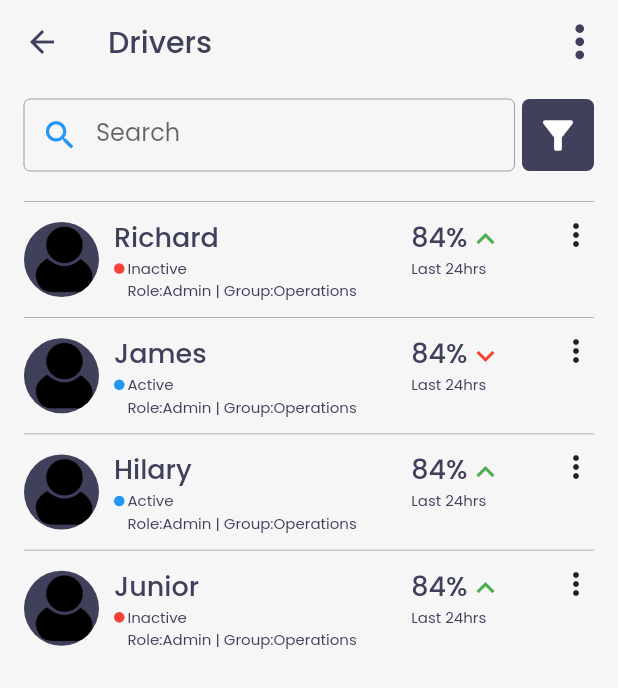
After one commit to Afoudo-Richard/svis-mobile, a Flutter app: the Users screen opened directly, after a tap on "Owner", on a phone screen of 412 x 824 dp. The commit adds this screen. Shown: the top 688 px of the screen. Run offline on Flutter 3.47's test engine with Material 2 defaults, Android fonts, the phone set to English and light mode, and no system bars; our stand-ins replace bloc, easy_localization, equatable, flutter_bloc, formz, hydrated_bloc and 2 more.

Commit message:
driver page UI implementation

```diff
--- /dev/null
+++ b/lib/commons/multi_select_item.dart
@@ -0,0 +1,114 @@
+import 'package:flutter/material.dart';
+
+class MultiSelectController {
+  List<int> selectedIndexes = [];
+  bool isSelecting = false;
+  bool disableEditingWhenNoneSelected = true;
+  int listLength = 0;
+
+  /// Sets the controller length
+  void set(int i) {
+    listLength = i;
+    isSelecting = false;
+    selectedIndexes.clear();
+  }
+
+  /// Returns true if the id is selected
+  bool isSelected(int i) {
+    return selectedIndexes.contains(i);
+  }
+
+  /// Toggle all select.
+  /// If there are some that not selected, it will select all.
+  /// If not, it will deselect all.
+  void toggleAll() {
+    if (selectedIndexes.length == listLength) {
+      deselectAll();
+    } else {
+      selectAll();
+    }
+  }
+
+  /// Select all
+  void selectAll() {
+    isSelecting = true;
+    selectedIndexes = List.generate(listLength, (index) {
+      return index;
+    });
+  }
+
+  /// Deselect all
+  void deselectAll() {
+    isSelecting = !disableEditingWhenNoneSelected;
+    selectedIndexes.clear();
+  }
+
+  /// Toggle at index
+  void toggle(int index) {
+    if (selectedIndexes.contains(index)) {
+      selectedIndexes.remove(index);
+    } else {
+      selectedIndexes.add(index);
+    }
+
+    if (selectedIndexes.isEmpty && disableEditingWhenNoneSelected) {
+      isSelecting = false;
+    } else {
+      isSelecting = true;
+    }
+  }
+
+  /// Select at index
+  void select(int index) {
+    if (!selectedIndexes.contains(index)) {
+      selectedIndexes.add(index);
+    }
+    isSelecting = true;
+  }
+
+  /// Deselect at index
+  void deselect(int index) {
+    if (selectedIndexes.contains(index)) {
+      selectedIndexes.remove(index);
+    }
+
+    if (selectedIndexes.isEmpty && disableEditingWhenNoneSelected) {
+      isSelecting = false;
+    } else {
+      isSelecting = true;
+    }
+  }
+}
+
+class MultiSelectItem extends StatefulWidget {
+  final Widget child;
+  final bool isSelecting;
+  final VoidCallback onSelected;
+
+  const MultiSelectItem({
+    Key? key,
+    required this.child,
+    required this.isSelecting,
+    required this.onSelected,
+  }) : super(key: key);
+
+  @override
+  _MultiSelectItemState createState() => new _MultiSelectItemState();
+}
+
+class _MultiSelectItemState extends State<MultiSelectItem> {
+  @override
+  Widget build(BuildContext context) {
+    return new GestureDetector(
+      onLongPress: () {
+        widget.onSelected();
+      },
+      onTap: () {
+        if (widget.isSelecting) {
+          widget.onSelected();
+        }
+      },
+      child: widget.child,
+    );
+  }
+}
--- /dev/null
+++ b/lib/drivers/drivers_data.dart
@@ -0,0 +1,24 @@
+import 'package:app/drivers/models/driver_model.dart';
+
+List<Driver> drivers = [
+  Driver(
+    name: "Richard",
+    isActive: false,
+    hasIncreased : true,
+  ),
+  Driver(
+    name: "James",
+    isActive: true,
+    hasIncreased: false
+  ),
+  Driver(
+    name: "Hilary",
+    isActive: true,
+    hasIncreased: true
+  ),
+    Driver(
+    name: "Junior",
+    isActive: false,
+    hasIncreased: true
+  ),
+];
--- /dev/null
+++ b/lib/drivers/models/driver_model.dart
@@ -0,0 +1,7 @@
+class Driver {
+  String name;
+  bool isActive;
+  bool hasIncreased;
+
+  Driver({required this.name, required this.isActive, required this.hasIncreased});
+}
--- /dev/null
+++ b/lib/drivers/view/drivers_page.dart
@@ -0,0 +1,324 @@
+import 'package:app/commons/colors.dart';
+import 'package:app/drivers/models/driver_model.dart';
+import 'package:flutter/material.dart';
+import 'package:app/drivers/drivers_data.dart';
+import 'package:app/commons/multi_select_item.dart';
+
+class Drivers extends StatefulWidget {
+  const Drivers({Key? key}) : super(key: key);
+
+  @override
+  _DriversState createState() => _DriversState();
+}
+
+class _DriversState extends State<Drivers> {
+  MultiSelectController controller = new MultiSelectController();
+
+  @override
+  void initState() {
+    super.initState();
+
+    controller.disableEditingWhenNoneSelected = true;
+    controller.set(drivers.length);
+  }
+
+  @override
+  Widget build(BuildContext context) {
+    return Scaffold(
+      appBar: AppBar(
+        title: Text("Drivers"),
+        actions: [
+          if (controller.isSelecting) ...[
+            IconButton(
+              icon: Icon(Icons.delete),
+              onPressed: () {
+                var list = controller.selectedIndexes;
+                list.sort((b, a) => a.compareTo(
+                    b)); //reoder from biggest number, so it wont error
+                list.forEach((element) {
+                  drivers.removeAt(element);
+                });
+
+                setState(() {
+                  controller.set(drivers.length);
+                });
+              },
+            ),
+            IconButton(
+              icon: Icon(Icons.event_note),
+              onPressed: () {},
+            ),
+          ] else
+            ...[],
+          PopupMenuButton(
+            iconSize: 35.0,
+            itemBuilder: (context) => [
+              PopupMenuItem(
+                child: Text('Add driver'),
+                value: 1,
+              ),
+              PopupMenuItem(
+                child: Text('Archived'),
+                value: 1,
+              ),
+              PopupMenuItem(
+                child: Text('Assign'),
+                value: 1,
+              ),
+              PopupMenuItem(
+                child: Text('Select'),
+                value: 1,
+              ),
+              PopupMenuItem(
+                child: Text('Delete'),
+                value: 1,
+              ),
+            ],
+          )
+        ],
+      ),
+      body: ListView.builder(
+        itemCount: drivers.length,
+        padding: const EdgeInsets.symmetric(horizontal: 16),
+        itemBuilder: (context, index) {
+          if (index == 0) {
+            return Column(
+              children: [
+                SizedBox(
+                  height: 10.0,
+                ),
+                Row(
+                  children: [
+                    Expanded(
+                      child: TextField(
+                        onChanged: (data) => {},
+                        decoration: InputDecoration(
+                          fillColor: Colors.white,
+                          prefixIcon: Icon(
+                            Icons.search,
+                            color: Colors.blue,
+                            size: 25.0,
+                          ),
+                          labelText: "Search",
+                          enabledBorder: OutlineInputBorder(
+                              borderSide:
+                                  BorderSide(color: Colors.grey, width: 0.0)),
+                        ),
+                      ),
+                    ),
+                    SizedBox(width: 5.0),
+                    Container(
+                      child: IconButton(
+                        onPressed: () => {},
+                        icon: Icon(Icons.filter_alt),
+                        color: Colors.white,
+                        iconSize: 30.0,
+                      ),
+                      decoration: BoxDecoration(
+                        color: kAppPrimaryColor,
+                        borderRadius: BorderRadius.all(
+                          Radius.circular(5.0),
+                        ),
+                      ),
+                    )
+                  ],
+                ),
+                SizedBox(
+                  height: 20.0,
+                ),
+                DriverItem(
+                  isSelecting: controller.isSelecting,
+                  driver: drivers[index],
+                  onSelected: () {
+                    setState(() {
+                      controller.toggle(index);
+                    });
+                  },
+                  isSelected: controller.isSelected(index),
+                )
+              ],
+            );
+          } else {
+            return InkWell(
+              child: DriverItem(
+                isSelecting: controller.isSelecting,
+                driver: drivers[index],
+                onSelected: () {
+                  setState(() {
+                    controller.toggle(index);
+                  });
+                },
+                isSelected: controller.isSelected(index),
+              ),
+            );
+          }
+        },
+      ),
+    );
+  }
+}
+
+class DriverItem extends StatefulWidget {
+  const DriverItem(
+      {Key? key,
+      required this.driver,
+      required this.isSelecting,
+      required this.isSelected,
+      required this.onSelected})
+      : super(key: key);
+
+  final Driver driver;
+  final bool isSelecting;
+  final VoidCallback onSelected;
+  final bool isSelected;
+
+  @override
+  _DriverItemState createState() => _DriverItemState();
+}
+
+class _DriverItemState extends State<DriverItem> {
+  bool isSelected = false;
+  @override
+  Widget build(BuildContext context) {
+    return InkWell(
+      child: MultiSelectItem(
+        isSelecting: widget.isSelecting,
+        onSelected: widget.onSelected,
+        child: Container(
+          padding: EdgeInsets.symmetric(vertical: 10.0),
+          decoration: BoxDecoration(
+            border: Border(
+              top: BorderSide(width: 0.5, color: Colors.grey),
+            ),
+          ),
+          child: Row(
+            mainAxisAlignment: MainAxisAlignment.spaceBetween,
+            crossAxisAlignment: CrossAxisAlignment.start,
+            children: [
+              Row(
+                children: [
+                  Stack(
+                    children: [
+                      CircleAvatar(
+                        backgroundImage: AssetImage("assets/images/user.png"),
+                        backgroundColor: kAppPrimaryColor,
+                        radius: 25.0,
+                      ),
+                      widget.isSelected
+                          ? CircleAvatar(
+                              backgroundColor:
+                                  kAppPrimaryColor.withOpacity(0.5),
+                              radius: 25.0,
+                              child: Icon(Icons.check_sharp),
+                            )
+                          : Container(),
+                    ],
+                  ),
+                  SizedBox(
+                    width: 10.0,
+                  ),
+                  Column(
+                    crossAxisAlignment: CrossAxisAlignment.start,
+                    children: [
+                      Text(
+                        widget.driver.name,
+                        style: TextStyle(
+                          fontWeight: FontWeight.w500,
+                          fontSize: 18,
+                        ),
+                      ),
+                      Row(
+                        crossAxisAlignment: CrossAxisAlignment.start,
+                        children: [
+                          Container(
+                            margin: EdgeInsets.only(top: 4.0, right: 2.0),
+                            height: 7.0,
+                            width: 7.0,
+                            decoration: BoxDecoration(
+                              shape: BoxShape.circle,
+                              color: widget.driver.isActive
+                                  ? Colors.blue
+                                  : Colors.red,
+                            ),
+                          ),
+                          Column(
+                            crossAxisAlignment: CrossAxisAlignment.start,
+                            mainAxisAlignment: MainAxisAlignment.start,
+                            children: [
+                              Text(
+                                widget.driver.isActive ? "Active" : "Inactive",
+                                style: TextStyle(
+                                  fontSize: 10,
+                                ),
+                              ),
+                              Text(
+                                "Role:Admin | Group:Operations",
+                                style: TextStyle(
+                                  fontSize: 10,
+                                ),
+                              ),
+                            ],
+                          ),
+                        ],
+                      ),
+                    ],
+                  ),
+                ],
+              ),
+              Column(crossAxisAlignment: CrossAxisAlignment.start, children: [
+                Row(
+                  crossAxisAlignment: CrossAxisAlignment.end,
+                  children: [
+                    Text(
+                      "84%",
+                      style: TextStyle(
+                        fontWeight: FontWeight.w500,
+                        fontSize: 18,
+                      ),
+                    ),
+                    Icon(
+                      widget.driver.hasIncreased
+                          ? Icons.expand_less
+                          : Icons.expand_more,
+                      color: widget.driver.hasIncreased
+                          ? Colors.green
+                          : Colors.red,
+                    ),
+                  ],
+                ),
+                Text(
+                  "Last 24hrs",
+                  style: TextStyle(
+                    fontSize: 10,
+                  ),
+                ),
+              ]),
+              PopupMenuButton(
+                padding: EdgeInsets.all(0.0),
+                child: Icon(Icons.more_vert),
+                itemBuilder: (context) => [
+                  PopupMenuItem(
+                    child: Text('View'),
+                    value: 1,
+                  ),
+                  PopupMenuItem(
+                    child: Text('Assign'),
+                    value: 1,
+                  ),
+                  PopupMenuItem(
+                    child: Text('Archive'),
+                    value: 1,
+                  ),
+                  PopupMenuItem(
+                    child: Text('Delete'),
+                    value: 1,
+                  ),
+                ],
+              ),
+            ],
+          ),
+        ),
+      ),
+    );
+  }
+}
--- a/lib/home/view/app_drawer.dart
+++ b/lib/home/view/app_drawer.dart
@@ -111,11 +111,12 @@ class AppDrawer extends StatelessWidget {
                       title: Text(
                         'users',
                       ).tr(),
-                      onTap: () => {
+                      onTap: (){
+                        Navigator.pop(context);
                         Navigator.push(
                           context,
                           MaterialPageRoute(builder: (context) => Users()),
-                        )
+                        );
                       },
                     ),
                     ListTile(
@@ -138,11 +139,12 @@ class AppDrawer extends StatelessWidget {
                       title: Text(
                         'reports',
                       ).tr(),
-                      onTap: () => {
+                      onTap: (){
+                        Navigator.pop(context);
                         Navigator.push(
                           context,
                           MaterialPageRoute(builder: (context) => FaultCodes()),
-                        )
+                        );
                       },
                     ),
                     ListTile(
--- a/lib/users/views/users_page.dart
+++ b/lib/users/views/users_page.dart
@@ -1,8 +1,9 @@
 import 'package:app/commons/colors.dart';
+import 'package:app/drivers/view/drivers_page.dart';
 import 'package:flutter/material.dart';
 
 class Users extends StatelessWidget {
-  const Users({ Key? key }) : super(key: key);
+  const Users({Key? key}) : super(key: key);
 
   @override
   Widget build(BuildContext context) {
@@ -10,7 +11,11 @@ class Users extends StatelessWidget {
       appBar: AppBar(
         title: Text("Users"),
         actions: [
-          IconButton(onPressed: ()=>{}, icon: Icon(Icons.add), iconSize: 35.0,),
+          IconButton(
+            onPressed: () => {},
+            icon: Icon(Icons.add),
+            iconSize: 35.0,
+          ),
           PopupMenuButton(
             iconSize: 35.0,
             itemBuilder: (context) => [
@@ -38,7 +43,6 @@ class Users extends StatelessWidget {
                 child: Text('Delete'),
                 value: 1,
               ),
-
             ],
           )
         ],
@@ -88,37 +92,56 @@ class Users extends StatelessWidget {
                 SizedBox(
                   height: 20.0,
                 ),
-                UserItem(),
+                Column(
+                  children: [
+                    ListTile(
+                      onTap: () => {
+                        Navigator.push(
+                          context,
+                          MaterialPageRoute(builder: (context) => Drivers()),
+                        )
+                      },
+                      leading: Icon(
+                        Icons.group,
+                        size: 35.0,
+                      ),
+                      title: Text("Owner"),
+                      trailing: Icon(Icons.chevron_right),
+                    ),
+                    Divider(),
+                  ],
+                ),
               ],
             );
           } else {
-            return UserItem();
+            return Column(
+              children: [
+                ListTile(
+                  onTap: () => {
+                    Navigator.push(
+                      context,
+                      MaterialPageRoute(builder: (context) => Drivers()),
+                    )
+                  },
+                  leading: Icon(
+                    Icons.group,
+                    size: 35.0,
+                  ),
+                  title: Text("Owner"),
+                  trailing: Icon(Icons.chevron_right),
+                ),
+                Divider(),
+              ],
+            );
           }
         },
       ),
+
+      // ListView(
+      //   children: [
+      //     UserItem()
+      //   ]
+      // ),
     );
   }
 }
-
-class UserItem extends StatelessWidget {
-  const UserItem({
-    Key? key,
-  }) : super(key: key);
-
-  @override
-  Widget build(BuildContext context) {
-    return Container(
-      padding: EdgeInsets.symmetric(vertical: 10.0),
-      decoration: BoxDecoration(
-        border: Border(
-          top: BorderSide(width: 0.5),
-        )
-      ),
-      child: ListTile(
-        leading: Icon(Icons.group, size: 35.0,),
-        title: Text("Owner"),
-        trailing: Icon(Icons.chevron_right),
-      ),
-    );
-  }
-}
--- a/pubspec.yaml
+++ b/pubspec.yaml
@@ -33,6 +33,7 @@ dependencies:
   easy_localization: ^3.0.0
   parse_server_sdk_flutter: ^3.1.0
   hydrated_bloc: ^7.1.0
+  multi_select_item: ^1.0.3
 
 #dependency_overrides:
 #  bloc:
@@ -62,6 +63,7 @@ flutter:
   assets:
     - assets/translations/
     - assets/fonts/
+    - assets/images/
   # An image asset can refer to one or more resolution-specific "variants", see
   # https://flutter.dev/assets-and-images/#resolution-aware.
 
```
Also changed, not shown: lib/faultCodes/views/faultCode_page.dart (+6 -2 lines), assets/images/user.png (added), pubspec.lock.
